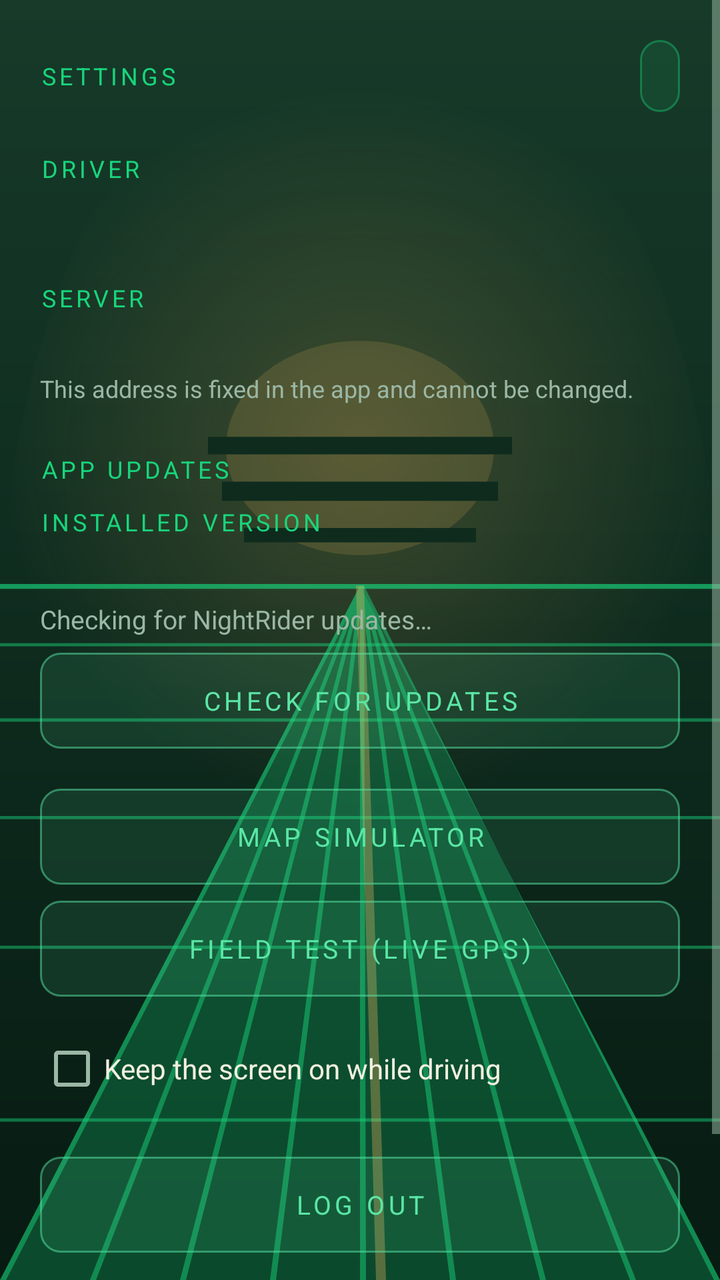
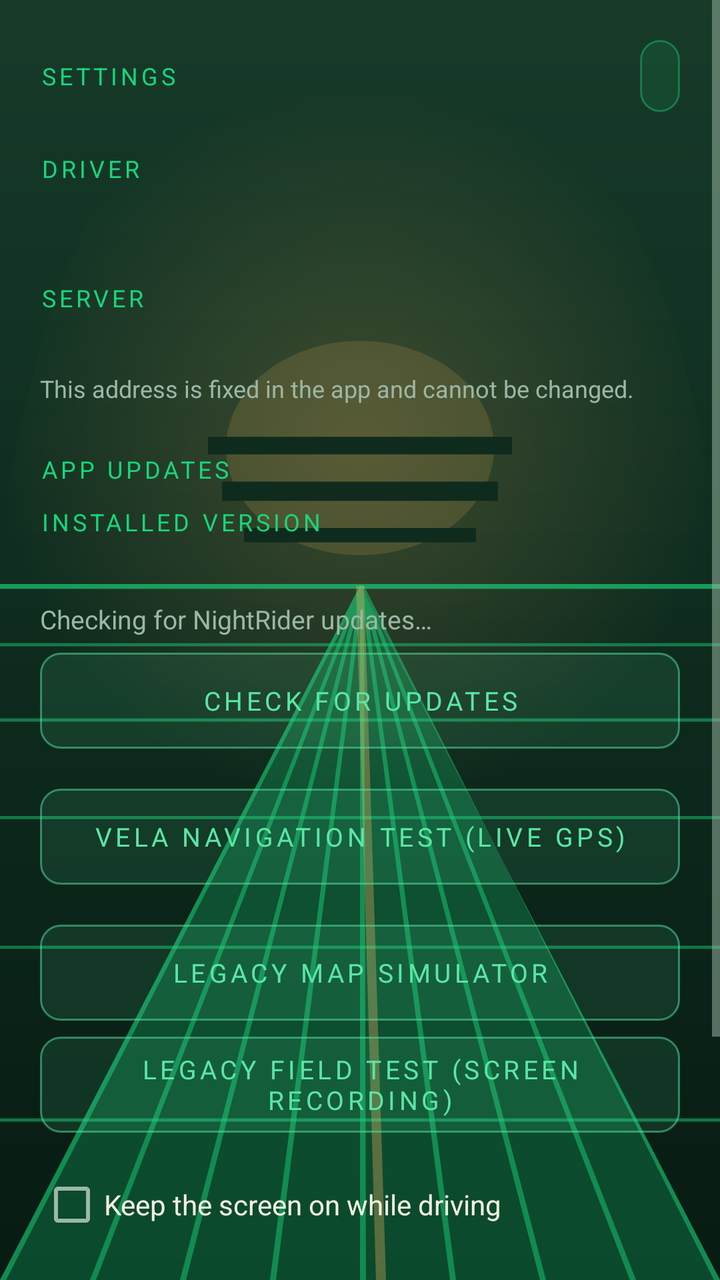

Compare the two renders of this Android layout. The source of the first and the diff that turns it into the second are given below.
<!-- AndroidManifest.xml: activity theme Theme.NightRider -->
<!-- res/layout/activity_settings.xml -->
<?xml version="1.0" encoding="utf-8"?>
<ScrollView xmlns:android="http://schemas.android.com/apk/res/android"
    android:id="@+id/settingsScroll"
    android:layout_width="match_parent"
    android:layout_height="match_parent"
    android:fillViewport="true">

    <LinearLayout
        android:layout_width="match_parent"
        android:layout_height="wrap_content"
        android:orientation="vertical"
        android:padding="20dp">

        <LinearLayout
            android:layout_width="match_parent"
            android:layout_height="wrap_content"
            android:orientation="horizontal"
            android:gravity="center_vertical">

            <TextView
                style="@style/NrLabel"
                android:layout_width="0dp"
                android:layout_height="wrap_content"
                android:layout_weight="1"
                android:text="@string/settings_title" />

            <Button
                android:id="@+id/appearanceToggle"
                style="@style/NrBarButton"
                android:layout_width="wrap_content"
                android:layout_height="wrap_content" />
        </LinearLayout>

        <TextView
            style="@style/NrLabel"
            android:layout_width="match_parent"
            android:layout_height="wrap_content"
            android:layout_marginTop="20dp"
            android:text="@string/driver_label" />

        <TextView
            android:id="@+id/driverValue"
            android:layout_width="match_parent"
            android:layout_height="wrap_content"
            android:layout_marginTop="4dp"
            android:textColor="?attr/nrText"
            android:textSize="18sp" />

        <TextView
            style="@style/NrLabel"
            android:layout_width="match_parent"
            android:layout_height="wrap_content"
            android:layout_marginTop="20dp"
            android:text="@string/server_label" />

        <TextView
            android:id="@+id/serverValue"
            android:layout_width="match_parent"
            android:layout_height="wrap_content"
            android:layout_marginTop="4dp"
            android:textColor="?attr/nrAccent"
            android:textSize="14sp" />

        <TextView
            android:layout_width="match_parent"
            android:layout_height="wrap_content"
            android:layout_marginTop="6dp"
            android:text="@string/server_note"
            android:textColor="?attr/nrMuted"
            android:textSize="12sp" />

        <TextView
            style="@style/NrLabel"
            android:layout_width="match_parent"
            android:layout_height="wrap_content"
            android:layout_marginTop="24dp"
            android:text="@string/update_section" />

        <TextView
            style="@style/NrLabel"
            android:layout_width="match_parent"
            android:layout_height="wrap_content"
            android:layout_marginTop="10dp"
            android:text="@string/installed_version_label" />

        <TextView
            android:id="@+id/currentVersionValue"
            android:layout_width="match_parent"
            android:layout_height="wrap_content"
            android:layout_marginTop="4dp"
            android:textColor="?attr/nrText"
            android:textSize="16sp" />

        <TextView
            android:id="@+id/updateStatus"
            android:layout_width="match_parent"
            android:layout_height="wrap_content"
            android:layout_marginTop="6dp"
            android:text="@string/update_checking"
            android:textColor="?attr/nrMuted"
            android:textSize="13sp" />

        <Button
            android:id="@+id/checkUpdateButton"
            style="@style/NrButton.Alt"
            android:layout_width="match_parent"
            android:layout_height="wrap_content"
            android:layout_marginTop="8dp"
            android:text="@string/update_check_button" />

        <Button
            android:id="@+id/installUpdateButton"
            style="@style/NrButton"
            android:layout_width="match_parent"
            android:layout_height="wrap_content"
            android:layout_marginTop="8dp"
            android:text="@string/update_install_button"
            android:visibility="gone" />

        <Button
            android:id="@+id/mapSimulator"
            style="@style/NrButton.Alt"
            android:layout_width="match_parent"
            android:layout_height="wrap_content"
            android:layout_marginTop="20dp"
            android:text="Map simulator" />

        <Button
            android:id="@+id/mapFieldTest"
            style="@style/NrButton.Alt"
            android:layout_width="match_parent"
            android:layout_height="wrap_content"
            android:layout_marginTop="8dp"
            android:text="Field test (live GPS)" />

        <CheckBox
            android:id="@+id/keepAwake"
            android:layout_width="match_parent"
            android:layout_height="wrap_content"
            android:layout_marginTop="20dp"
            android:text="@string/keep_awake"
            android:textColor="?attr/nrText"
            android:textSize="14sp" />

        <Button
            android:id="@+id/logoutButton"
            style="@style/NrButton.Alt"
            android:layout_width="match_parent"
            android:layout_height="wrap_content"
            android:layout_marginTop="28dp"
            android:text="@string/action_logout" />

        <Button
            android:id="@+id/closeButton"
            style="@style/NrButton"
            android:layout_width="match_parent"
            android:layout_height="wrap_content"
            android:layout_marginTop="28dp"
            android:text="@string/close" />
    </LinearLayout>
</ScrollView>
<!-- resources referenced by this layout -->
<resources>
  <string name="action_logout">Log out</string>
  <string name="close">Close</string>
  <string name="driver_label">Driver</string>
  <string name="installed_version_label">Installed version</string>
  <string name="keep_awake">Keep the screen on while driving</string>
  <string name="server_label">Server</string>
  <string name="server_note">This address is fixed in the app and cannot be changed.</string>
  <string name="settings_title">Settings</string>
  <string name="update_check_button">Check for updates</string>
  <string name="update_checking">Checking for NightRider updates…</string>
  <string name="update_install_button">Download and install update</string>
  <string name="update_section">App updates</string>
  <style name="NrBarButton" parent="NrButton">
          <item name="android:minHeight">36dp</item>
          <item name="android:minWidth">0dp</item>
          <item name="android:paddingStart">10dp</item>
          <item name="android:paddingEnd">10dp</item>
          <item name="android:textSize">11sp</item>
          <item name="android:layout_marginStart">8dp</item>
      </style>
  <style name="NrButton" parent="android:Widget.Material.Button">
          <item name="android:background">?attr/nrPrimaryButton</item>
          <item name="android:textColor">?attr/nrPrimaryButtonText</item>
          <item name="android:textAllCaps">true</item>
          <item name="android:letterSpacing">0.14</item>
          <item name="android:textSize">13sp</item>
          <item name="android:minHeight">48dp</item>
          <item name="android:paddingStart">18dp</item>
          <item name="android:paddingEnd">18dp</item>
          <item name="android:stateListAnimator">@null</item>
      </style>
  <style name="NrButton.Alt">
          <item name="android:background">?attr/nrSecondaryButton</item>
          <item name="android:textColor">?attr/nrSecondaryButtonText</item>
      </style>
  <style name="NrLabel">
          <item name="android:textColor">?attr/nrAccent</item>
          <item name="android:textSize">12sp</item>
          <item name="android:textAllCaps">true</item>
          <item name="android:letterSpacing">0.14</item>
      </style>
  <color name="cyan">#19D47B</color>
  <color name="void_night">#071B12</color>
  <color name="ice">#F2F0DF</color>
  <color name="mist">#9BB7A5</color>
  <!-- drawable bg_nightwave (drawable) -->
  <?xml version="1.0" encoding="utf-8"?>
  <layer-list xmlns:android="http://schemas.android.com/apk/res/android">
      <item><shape android:shape="rectangle">
          <gradient android:angle="270" android:startColor="#173A29" android:centerColor="#0E2B1E" android:endColor="#071B12" />
      </shape></item>
      <item><shape android:shape="oval">
          <gradient android:type="radial" android:gradientRadius="180dp" android:centerX="0.5" android:centerY="0.35"
              android:startColor="#33F4B860" android:endColor="#00071B12" />
      </shape></item>
      <item android:drawable="@drawable/night_horizon_grid" />
  </layer-list>
  <color name="plum">#5AE6A5</color>
  <color name="rose">#D95C4F</color>
  <!-- drawable panel (drawable) -->
  <?xml version="1.0" encoding="utf-8"?>
  <shape xmlns:android="http://schemas.android.com/apk/res/android"
      android:shape="rectangle">
      <solid android:color="@color/panel" />
      <stroke android:width="1dp" android:color="@color/plum" />
      <corners android:radius="14dp" />
  </shape>
  <color name="panel">#E60E2B1E</color>
  <color name="line_cyan">#6619D47B</color>
  <!-- unchanged entries left out for length: 4 -->
</resources>

<!-- the commit's change to res/layout/activity_settings.xml (unified diff, before → after) -->
@@ -118,12 +118,20 @@
             android:visibility="gone" />
 
         <Button
+            android:id="@+id/velaNavTest"
+            style="@style/NrButton.Alt"
+            android:layout_width="match_parent"
+            android:layout_height="wrap_content"
+            android:layout_marginTop="20dp"
+            android:text="Vela navigation test (live GPS)" />
+
+        <Button
             android:id="@+id/mapSimulator"
             style="@style/NrButton.Alt"
             android:layout_width="match_parent"
             android:layout_height="wrap_content"
             android:layout_marginTop="20dp"
-            android:text="Map simulator" />
+            android:text="Legacy map simulator" />
 
         <Button
             android:id="@+id/mapFieldTest"
@@ -131,7 +139,7 @@
             android:layout_width="match_parent"
             android:layout_height="wrap_content"
             android:layout_marginTop="8dp"
-            android:text="Field test (live GPS)" />
+            android:text="Legacy field test (screen recording)" />
 
         <CheckBox
             android:id="@+id/keepAwake"
